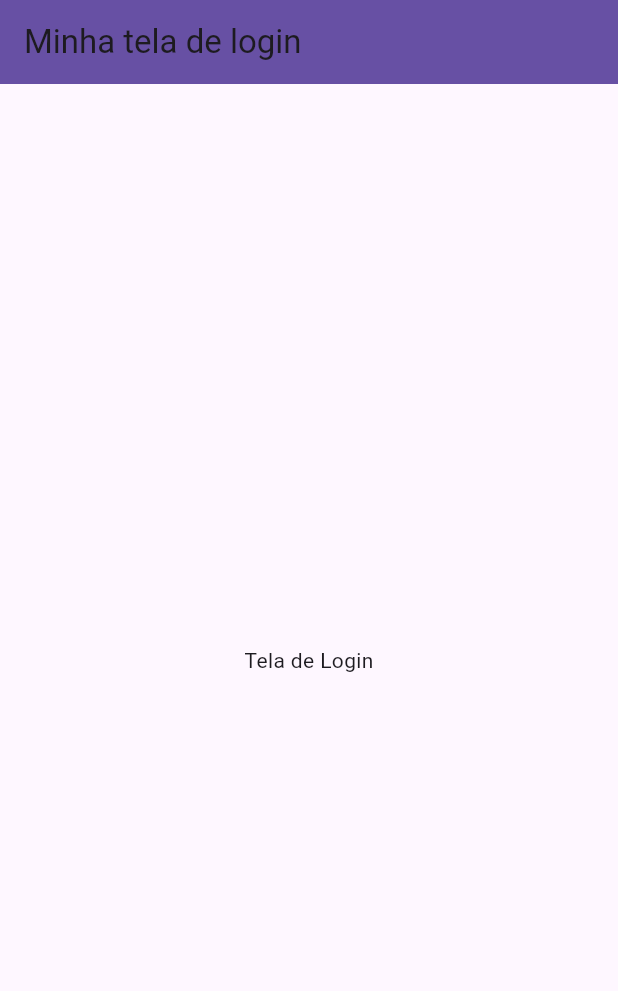
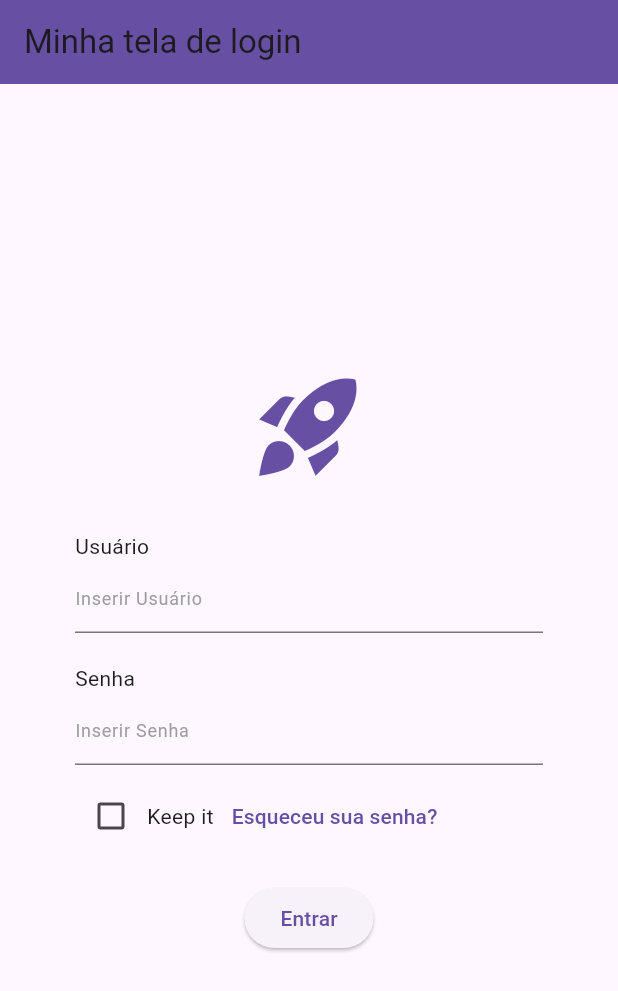
Before and after one commit to mariamandafm/DIM0524-DDM-20242-fork, a Flutter app: the screen it shows after launch, on a phone screen of 412 x 824 dp. Shown: the top 991 px of the screen. Run offline on Flutter 3.47's test engine with Material 3 defaults, Android fonts, the light colour scheme and no system bars.

Commit message:
tela de login ok

```diff
--- a/f01_hello_world/lib/LoginScreen.dart
+++ b/f01_hello_world/lib/LoginScreen.dart
@@ -6,13 +6,101 @@ class LoginScreen extends StatelessWidget {
   @override
   Widget build(BuildContext context) {
     return Scaffold(
-      appBar: AppBar(
-        title: Text("Minha tela de login"),
-        backgroundColor: ThemeData().primaryColor,
-      ),
-      body: Center(
-        child: Text("Tela de Login"),
-      )
-    );
+        appBar: AppBar(
+          title: Text("Minha tela de login"),
+          backgroundColor: ThemeData().primaryColor,
+        ),
+        body: Center(
+          child: Container(
+            padding: EdgeInsets.all(30),
+            margin: EdgeInsets.all(20),
+            child: Column(
+              mainAxisAlignment: MainAxisAlignment.center,
+              children: <Widget>[
+                Container(
+                  child: Icon(
+                    Icons.rocket_launch,
+                    size: 80,
+                    color: ThemeData().primaryColor,
+                  ),
+                ),
+                SizedBox(
+                  height: 20,
+                ),
+                Container(
+                  padding: EdgeInsets.symmetric(vertical: 10),
+                  child: Column(
+                    children: [
+                      Row(
+                        children: [
+                          Text("Usuário"),
+                        ],
+                      ),
+                      TextField(
+                        decoration: InputDecoration(
+                          hintText: "Inserir Usuário",
+                          hintStyle: TextStyle(
+                            fontSize: 12,
+                            color: Colors.grey,
+                          ),
+                        ),
+                      ),
+                    ],
+                  ),
+                ),
+                Container(
+                  padding: EdgeInsets.symmetric(vertical: 10),
+                  child: Column(
+                    children: [
+                      Row(
+                        children: [
+                          Text(
+                            "Senha",
+                            textAlign: TextAlign.left,
+                          ),
+                        ],
+                      ),
+                      TextField(
+                        decoration: InputDecoration(
+                          hintText: "Inserir Senha",
+                          hintStyle: TextStyle(
+                            fontSize: 12,
+                            color: Colors.grey,
+                          ),
+                        ),
+                      ),
+                    ],
+                  ),
+                ),
+                Container(
+                  child: Row(
+                    mainAxisAlignment: MainAxisAlignment.start,
+                    children: [
+                      Checkbox(
+                        value: false,
+                        onChanged: (bool) {},
+                      ),
+                      Text(
+                        "Keep it",
+                      ),
+                      TextButton(
+                        style: ButtonStyle(alignment: Alignment.centerRight),
+                        onPressed: () {},
+                        child: Text("Esqueceu sua senha?"),
+                      ),
+                    ],
+                  ),
+                ),
+                SizedBox(
+                  height: 20,
+                ),
+                ElevatedButton(
+                  onPressed: () {},
+                  child: Text("Entrar"),
+                ),
+              ],
+            ),
+          ),
+        ));
   }
 }
```
